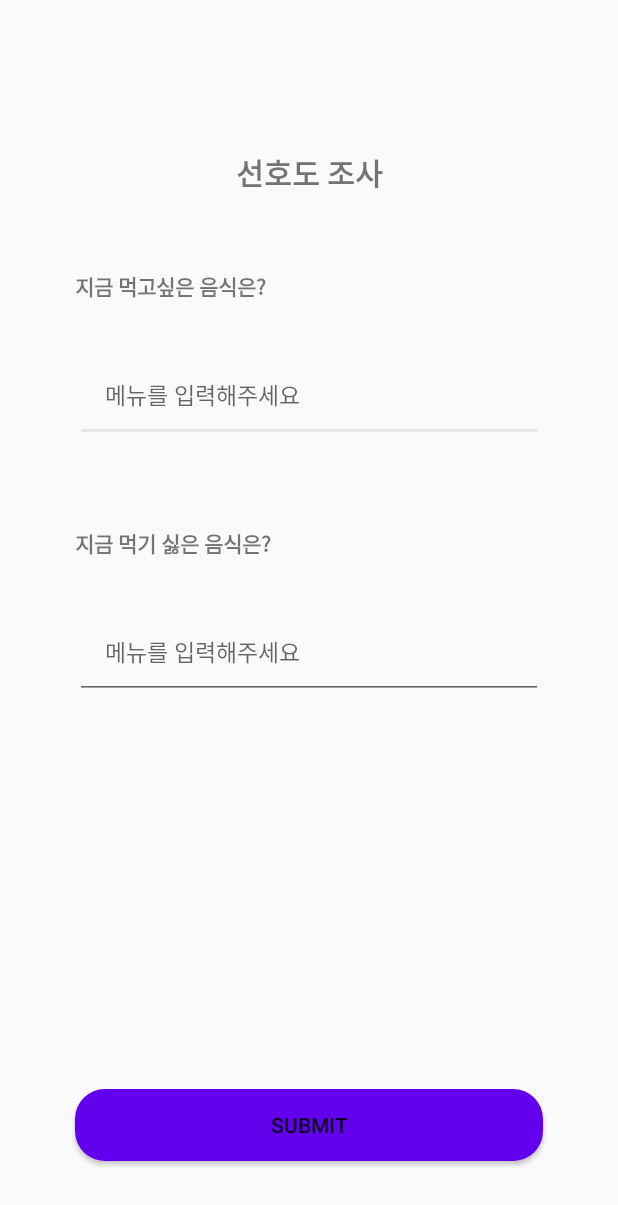
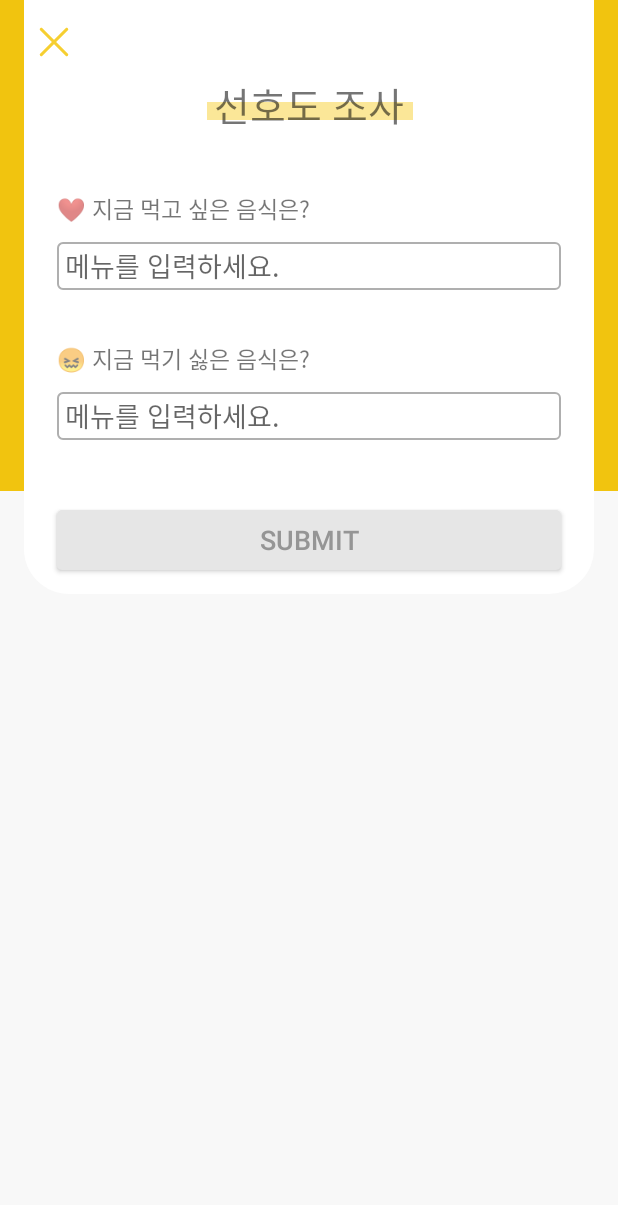
Before and after one commit to paksuua/EatTogether_Android, an Android app: the PreferenceCheckActivity screen opened directly, with no data from a screen before it, on a phone screen of 412 x 824 dp. Shown: the top 1205 px of the screen. Run offline under Robolectric (Android 15) with nearby library versions, the phone set to English and light mode, and no system bars.

Commit message:
0728_Preference

```diff
--- a/app/build.gradle
+++ b/app/build.gradle
@@ -25,6 +25,10 @@ android {
             minifyEnabled false
             proguardFiles getDefaultProguardFile('proguard-android-optimize.txt'), 'proguard-rules.pro'
         }
+    }
+    compileOptions {
+        sourceCompatibility JavaVersion.VERSION_1_8
+        targetCompatibility JavaVersion.VERSION_1_8
     }
 }
 
--- a/app/src/main/java/com/example/eattogether_neep/UI/Activity/EmotionAnalysisActivity.kt
+++ b/app/src/main/java/com/example/eattogether_neep/UI/Activity/EmotionAnalysisActivity.kt
@@ -42,7 +42,7 @@ private lateinit var food_name: TextView
 
 private var hasConnection: Boolean = false
 //private var mSocket: Socket = IO.socket("[your server url]")
-private var mSocket: Socket = IO.socket("http://b8d76a8d.ngrok.io/")
+private var mSocket: Socket = IO.socket("nothing")
 
 class EmotionAnalysisActivity : AppCompatActivity() {
 
@@ -247,7 +247,7 @@ class EmotionAnalysisActivity : AppCompatActivity() {
                 // 픽셀 하나하나를 유의미한 데이터리스트로 만든다
                 val pixels:List<Int> = data.map { it.toInt() and 0xFF }
                 // socket 통신으로 보내기
-                sendIMG(pixels)
+                //sendIMG(pixels)
                 // 이미지의 평균 휘도를 구한다
                 val luma:Double = pixels.average()
                 // 로그에 휘도 출력
--- a/app/src/main/java/com/example/eattogether_neep/UI/Activity/PreferenceCheckActivity.kt
+++ b/app/src/main/java/com/example/eattogether_neep/UI/Activity/PreferenceCheckActivity.kt
@@ -1,10 +1,13 @@
 package com.example.eattogether_neep.UI.Activity
 
 import android.content.Intent
-import androidx.appcompat.app.AppCompatActivity
+import android.graphics.Color
 import android.os.Bundle
+import android.text.Editable
+import android.text.TextWatcher
 import android.util.Log
 import android.widget.Toast
+import androidx.appcompat.app.AppCompatActivity
 import com.example.eattogether_neep.Network.Network.ApplicationController
 import com.example.eattogether_neep.Network.NetworkService
 import com.example.eattogether_neep.Network.Post.PostPreferenceResponse
@@ -28,17 +31,48 @@ class PreferenceCheckActivity : AppCompatActivity() {
 
         val intent = Intent(this, WaitingActivity::class.java)
 
-        btn_preference_check.setOnClickListener {
-            if(edt_favorite.text.isNullOrBlank()||edt_hate.text.isNullOrBlank()){
-                Toast.makeText(this, "입력 내용을 다시 확인해주세요.", Toast.LENGTH_SHORT).show()
-            }else{
-                startActivity(intent)
-
-                val favorite: String = edt_favorite.text.toString()
-                val hate: String = edt_hate.text.toString()
-                //postPreferenceResponse(favorite, hate)
+        edt_favorite.addTextChangedListener(object : TextWatcher {
+            override fun afterTextChanged(s: Editable?) {}
+            override fun beforeTextChanged(s: CharSequence?, start: Int, count: Int, after: Int) {}
+            override fun onTextChanged(s: CharSequence?, start: Int, before: Int, count: Int) {
+                if (edt_favorite.text.toString() != "" &&
+                    edt_hate.text.toString() != "") {
+                    btn_preference_check.isEnabled = true
+                    btn_preference_check.setBackgroundResource(R.drawable.btn_yellow)
+                    btn_preference_check.setTextColor(Color.parseColor("#101010"))
+                    btn_preference_check.setOnClickListener {
+                        val favorite: String = edt_favorite.text.toString()
+                        val hate: String = edt_hate.text.toString()
+                        //postPreferenceResponse(favorite, hate)
+                    }
+                }
+                else {
+                    btn_preference_check.isEnabled = false
+                    btn_preference_check.setBackgroundResource(R.drawable.btn_gray)
+                    btn_preference_check.setTextColor(Color.parseColor("#959595"))                }
             }
-        }
+        })
+        edt_hate.addTextChangedListener(object : TextWatcher {
+            override fun afterTextChanged(s: Editable?) {}
+            override fun beforeTextChanged(s: CharSequence?, start: Int, count: Int, after: Int) {}
+            override fun onTextChanged(s: CharSequence?, start: Int, before: Int, count: Int) {
+                if (edt_favorite.text.toString() != "" &&
+                    edt_hate.text.toString() != "") {
+                    btn_preference_check.isEnabled = true
+                    btn_preference_check.setBackgroundResource(R.drawable.btn_yellow)
+                    btn_preference_check.setTextColor(Color.parseColor("#101010"))
+                    btn_preference_check.setOnClickListener {
+                        val favorite: String = edt_favorite.text.toString()
+                        val hate: String = edt_hate.text.toString()
+                        //postPreferenceResponse(favorite, hate)
+                    }
+                }
+                else {
+                    btn_preference_check.isEnabled = false
+                    btn_preference_check.setBackgroundResource(R.drawable.btn_gray)
+                    btn_preference_check.setTextColor(Color.parseColor("#959595"))                }
+            }
+        })
     }
     fun postPreferenceResponse(u_favorite:String, u_hate: String) {
         var jsonObject = JSONObject()
@@ -50,7 +84,7 @@ class PreferenceCheckActivity : AppCompatActivity() {
             networkService.postPreferenceResponse("application/json", gsonObject)
         postPreferenceResponse.enqueue(object: Callback<PostPreferenceResponse> {
             override fun onFailure(call: Call<PostPreferenceResponse>, t: Throwable) {
-                Log.e("tag", "회원가입 실패")
+                Log.e("tag", "입력 실패")
                 t.printStackTrace()
             }
 
--- /dev/null
+++ b/app/src/main/res/drawable-v24/btn_gray.xml
@@ -0,0 +1,6 @@
+<?xml version="1.0" encoding="utf-8"?>
+<shape xmlns:android="http://schemas.android.com/apk/res/android">
+    <solid android:color="#e6e6e6"/>
+    <corners
+        android:radius="3dp"/>
+</shape>
--- /dev/null
+++ b/app/src/main/res/drawable-v24/btn_yellow.xml
@@ -0,0 +1,6 @@
+<?xml version="1.0" encoding="utf-8"?>
+<shape xmlns:android="http://schemas.android.com/apk/res/android">
+    <solid android:color="#f7d032"/>
+    <corners
+        android:radius="3dp"/>
+</shape>
--- /dev/null
+++ b/app/src/main/res/drawable-v24/gray_bd.xml
@@ -0,0 +1,7 @@
+<?xml version="1.0" encoding="utf-8"?>
+<shape xmlns:android="http://schemas.android.com/apk/res/android">
+    <solid android:color="#FFFFFF"/>
+    <stroke android:width="1dp" android:color="#afafaf" />
+    <corners
+        android:radius="3dp"/>
+</shape>
--- /dev/null
+++ b/app/src/main/res/drawable-v24/round_bottom.xml
@@ -0,0 +1,8 @@
+<?xml version="1.0" encoding="utf-8"?>
+<shape xmlns:android="http://schemas.android.com/apk/res/android">
+    <solid
+        android:color="#ffffff"/>
+    <corners
+        android:bottomLeftRadius="30dp"
+        android:bottomRightRadius="30dp"/>
+</shape>
--- a/app/src/main/res/layout/activity_preference_check.xml
+++ b/app/src/main/res/layout/activity_preference_check.xml
@@ -1,82 +1,147 @@
 <?xml version="1.0" encoding="utf-8"?>
-<androidx.constraintlayout.widget.ConstraintLayout
-    xmlns:android="http://schemas.android.com/apk/res/android"
+<androidx.constraintlayout.widget.ConstraintLayout xmlns:android="http://schemas.android.com/apk/res/android"
     xmlns:app="http://schemas.android.com/apk/res-auto"
     xmlns:tools="http://schemas.android.com/tools"
     android:layout_width="match_parent"
     android:layout_height="match_parent"
+    android:background="#f8f8f8"
+    android:orientation="vertical"
     tools:context=".UI.Activity.PreferenceCheckActivity">
 
-    <TextView
-        android:id="@+id/text1"
-        android:textStyle="bold"
-        android:textSize="20dp"
+    <View
+        android:id="@+id/view"
+        android:layout_width="0dp"
+        android:layout_height="327dp"
+        android:background="#F1C40F"
+        app:layout_constraintEnd_toEndOf="parent"
+        app:layout_constraintStart_toStartOf="parent"
+        app:layout_constraintTop_toTopOf="parent"></View>
+
+    <androidx.constraintlayout.widget.ConstraintLayout
+        android:id="@+id/constraintLayout"
+        android:layout_width="380dp"
+        android:layout_height="396dp"
+        android:layout_marginStart="16dp"
+        android:layout_marginEnd="16dp"
+        android:background="@drawable/round_bottom"
+        app:layout_constraintEnd_toEndOf="parent"
+        app:layout_constraintStart_toStartOf="parent"
+        app:layout_constraintTop_toTopOf="@+id/view">
+
+        <ImageView
+            android:id="@+id/imageView2"
             android:layout_width="wrap_content"
             android:layout_height="wrap_content"
-        android:layout_marginTop="100dp"
-        app:layout_constraintTop_toTopOf="parent"
+            android:paddingLeft="8dp"
+            android:paddingTop="16dp"
+            android:src="@drawable/btn_close"
+            app:layout_constraintTop_toTopOf="parent"></ImageView>
+
+        <View
+            android:id="@+id/view2"
+            android:layout_width="137dp"
+            android:layout_height="12dp"
+            android:layout_marginStart="122dp"
+            android:layout_marginTop="68dp"
+            android:layout_marginEnd="122dp"
+            android:background="#fbe798"
             app:layout_constraintStart_toStartOf="parent"
-        app:layout_constraintEnd_toEndOf="parent"
-        android:text="선호도 조사" />
+            app:layout_constraintTop_toTopOf="parent"></View>
 
         <TextView
-        android:id="@+id/text2"
-        android:textStyle="bold"
+            android:id="@+id/textView"
+            android:layout_width="0dp"
+            android:layout_height="wrap_content"
+            android:gravity="center"
+            android:paddingTop="50dp"
+            android:text="선호도 조사"
+            android:textSize="26sp"
+            app:layout_constraintEnd_toEndOf="parent"
+            app:layout_constraintStart_toStartOf="parent"></TextView>
+
+        <TextView
+            android:id="@+id/textView2"
             android:layout_width="wrap_content"
             android:layout_height="wrap_content"
-        android:layout_marginTop="50dp"
-        android:layout_marginStart="50dp"
-        app:layout_constraintTop_toBottomOf="@+id/text1"
+            android:paddingLeft="22dp"
+            android:paddingTop="127dp"
+            android:text="❤ 지금 먹고 싶은 음식은?"
+            android:textSize="15dp"></TextView>
+
+        <View
+            android:id="@+id/view3"
+            android:layout_width="336dp"
+            android:layout_height="32dp"
+            android:layout_marginStart="22dp"
+            android:layout_marginTop="161dp"
+            android:background="@drawable/gray_bd"
             app:layout_constraintStart_toStartOf="parent"
-        android:text="지금 먹고싶은 음식은?" />
+            app:layout_constraintTop_toTopOf="parent"></View>
 
         <EditText
             android:id="@+id/edt_favorite"
-        android:textSize="15dp"
-
-        android:padding="20dp"
-        android:layout_marginTop="30dp"
-        android:layout_marginHorizontal="50dp"
-        android:layout_width="match_parent"
-        android:layout_height="wrap_content"
-        app:layout_constraintTop_toBottomOf="@+id/text2"
+            android:layout_width="336dp"
+            android:layout_height="32dp"
+            android:layout_marginStart="32dp"
+            android:layout_marginTop="161dp"
+            android:layout_marginEnd="22dp"
+            android:background="@null"
+            android:hint="메뉴를 입력하세요."
             android:inputType="textPersonName"
-        android:hint="메뉴를 입력해주세요"/>
+            android:textSize="18sp"
+            app:layout_constraintEnd_toEndOf="parent"
+            app:layout_constraintStart_toStartOf="parent"
+            app:layout_constraintTop_toTopOf="parent" />
 
         <TextView
-        android:id="@+id/text3"
-        android:textStyle="bold"
+            android:id="@+id/textView3"
             android:layout_width="wrap_content"
             android:layout_height="wrap_content"
-        android:layout_marginTop="150dp"
-        app:layout_constraintTop_toBottomOf="@+id/text2"
-        app:layout_constraintStart_toStartOf="@+id/text2"
-        android:text="지금 먹기 싫은 음식은?" />
+            android:paddingLeft="22dp"
+            android:paddingTop="227dp"
+            android:text="😖 지금 먹기 싫은 음식은?"
+            android:textSize="15dp"
+            app:layout_constraintStart_toStartOf="parent"></TextView>
+
+        <View
+            android:id="@+id/view4"
+            android:layout_width="336dp"
+            android:layout_height="32dp"
+            android:layout_marginStart="22dp"
+            android:layout_marginTop="261dp"
+            android:background="@drawable/gray_bd"
+            app:layout_constraintStart_toStartOf="parent"
+            app:layout_constraintTop_toTopOf="parent"></View>
 
         <EditText
             android:id="@+id/edt_hate"
-        android:textSize="15dp"
-        android:padding="20dp"
-        android:layout_width="match_parent"
-        android:layout_height="wrap_content"
-        android:layout_marginTop="30dp"
-        android:layout_marginHorizontal="50dp"
-        app:layout_constraintTop_toBottomOf="@id/text3"
+            android:layout_width="336dp"
+            android:layout_height="32dp"
+            android:layout_marginStart="32dp"
+            android:layout_marginTop="261dp"
+            android:layout_marginEnd="22dp"
+            android:background="@null"
+            android:hint="메뉴를 입력하세요."
+            android:inputType="textPersonName"
+            android:textSize="18sp"
+            app:layout_constraintEnd_toEndOf="parent"
             app:layout_constraintStart_toStartOf="parent"
-        app:layout_constraintEnd_toEndOf="parent"
-        android:inputType="textPersonName"
-        android:hint="메뉴를 입력해주세요"/>
+            app:layout_constraintTop_toTopOf="parent" />
 
         <Button
             android:id="@+id/btn_preference_check"
-        android:layout_width="0dp"
-        android:layout_height="wrap_content"
-        android:background="@drawable/bg_yellow"
-        android:elevation="10dp"
-        android:layout_margin="50dp"
+            android:layout_width="336dp"
+            android:layout_height="40dp"
+            android:layout_marginStart="22dp"
+            android:layout_marginTop="340dp"
+            android:layout_marginEnd="22dp"
+            android:background="@drawable/btn_gray"
+            android:text="SUBMIT"
+            android:textColor="#959595"
+            android:textSize="18sp"
+            app:layout_constraintEnd_toEndOf="parent"
             app:layout_constraintStart_toStartOf="parent"
-        app:layout_constraintEnd_toEndOf="parent"
-        app:layout_constraintBottom_toBottomOf="parent"
-        android:text="SUBMIT" />
+            app:layout_constraintTop_toTopOf="parent" />
+    </androidx.constraintlayout.widget.ConstraintLayout>
 
 </androidx.constraintlayout.widget.ConstraintLayout>
```
Also changed, not shown: app/src/main/res/drawable-hdpi/btn_close.png (added), app/src/main/res/drawable-mdpi/btn_close.png (added), app/src/main/res/drawable-xhdpi/btn_close.png (added), app/src/main/res/drawable-xxhdpi/btn_close.png (added), app/src/main/res/drawable-xxxhdpi/btn_close.png (added). Lines whose indentation alone changed are shown as unchanged.
